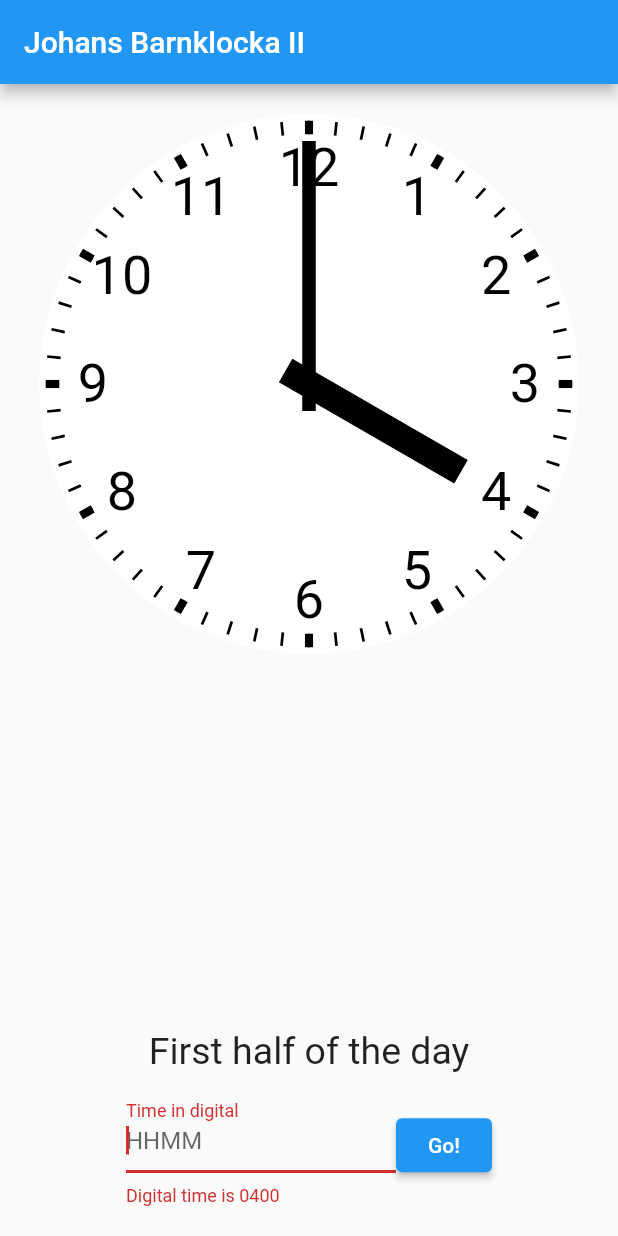
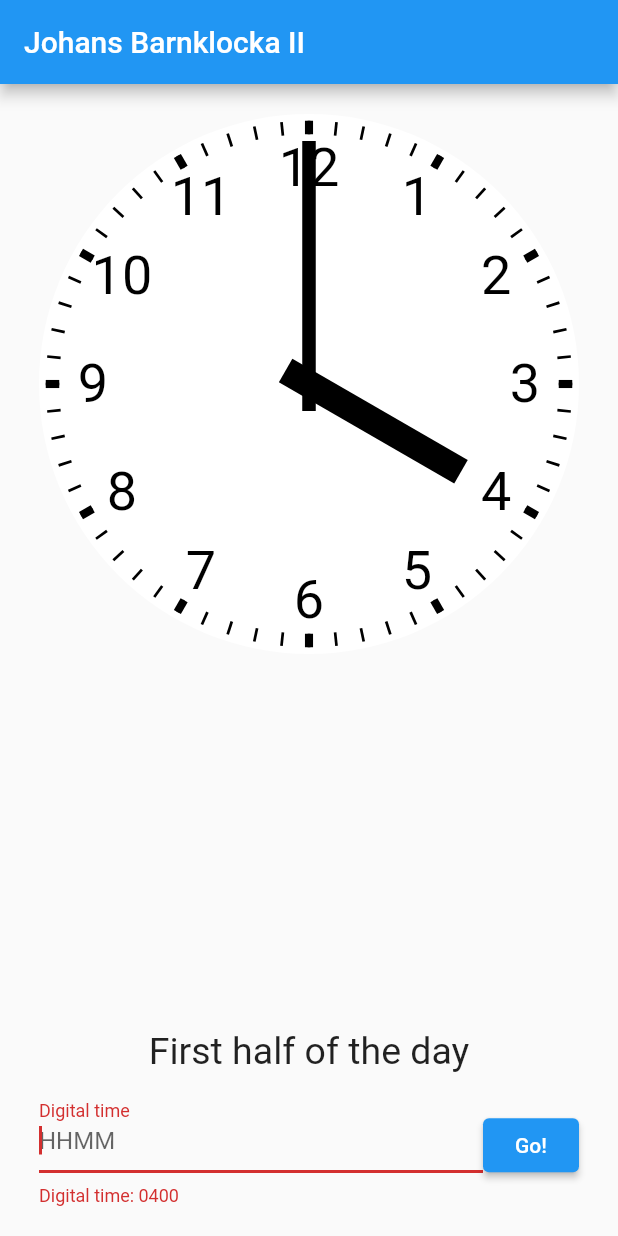
Before and after one commit to walles/barnklocka2, a Flutter app: the screen it shows after launch, after a tap on "Go!", on a phone screen of 412 x 824 dp. Run offline on Flutter 3.47's test engine with Material 2 defaults, Android fonts, the phone set to English and light mode, and no system bars.

Commit message:
Fix small screens functionality

```diff
--- a/lib/main.dart
+++ b/lib/main.dart
@@ -91,14 +91,19 @@ class _MyHomePageState extends State<MyHomePage> {
         : 'Second half of the day';
 
     return [
+      ////////////////////////////////////////////////////
+      //
+      // Clock
+      //
       Expanded(
         child: Clock(
           _getTimestamp().hour,
           _getTimestamp().minute,
         ),
       ),
+      ////////////////////////////////////////////////////
       //
-      // ----------------------------------------------
+      // AM / PM text
       //
       Padding(
         padding: const EdgeInsets.all(8.0),
@@ -108,8 +113,9 @@ class _MyHomePageState extends State<MyHomePage> {
           style: const TextStyle(fontSize: 25),
         ),
       ),
+      ////////////////////////////////////////////////////
       //
-      // ----------------------------------------------
+      // Answer entry row
       //
       Row(
         mainAxisAlignment: MainAxisAlignment.center,
@@ -126,7 +132,7 @@ class _MyHomePageState extends State<MyHomePage> {
               keyboardType: TextInputType.number,
               decoration: InputDecoration(
                   hintText: 'HHMM',
-                  labelText: 'Time in digital',
+                  labelText: 'Digital time',
                   errorText: _errorText),
               onSubmitted: (String _) {
                 // FIXME: Only if the input looks like a time!
@@ -135,6 +141,7 @@ class _MyHomePageState extends State<MyHomePage> {
             ),
           ),
           Flexible(
+            flex: 0,
             child: ElevatedButton(
                 onPressed: _handleButtonPress, child: const Text('Go!')),
           )
@@ -158,7 +165,7 @@ class _MyHomePageState extends State<MyHomePage> {
       final minute = _getTimestamp().minute;
       setState(() {
         _errorText =
-            'Digital time is ${twoDigits.format(hour)}${twoDigits.format(minute)}';
+            'Digital time: ${twoDigits.format(hour)}${twoDigits.format(minute)}';
       });
     }
 
```
Also changed, not shown: 1 other file.
